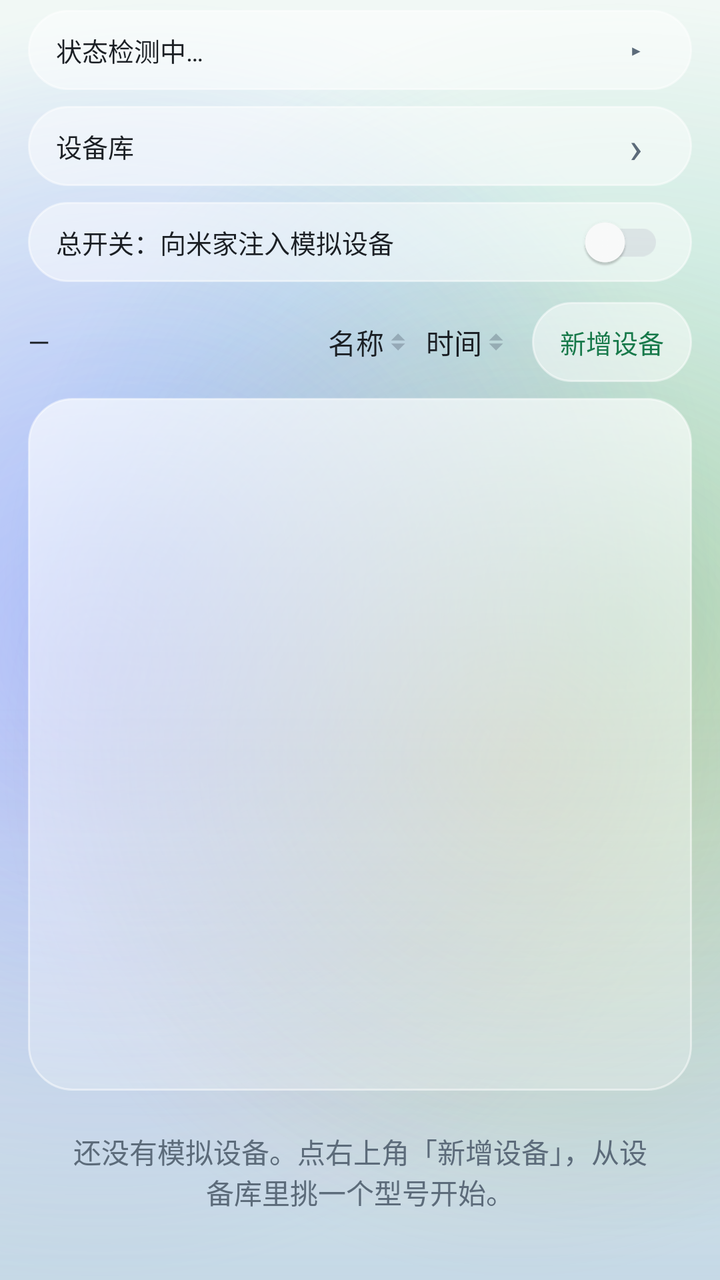
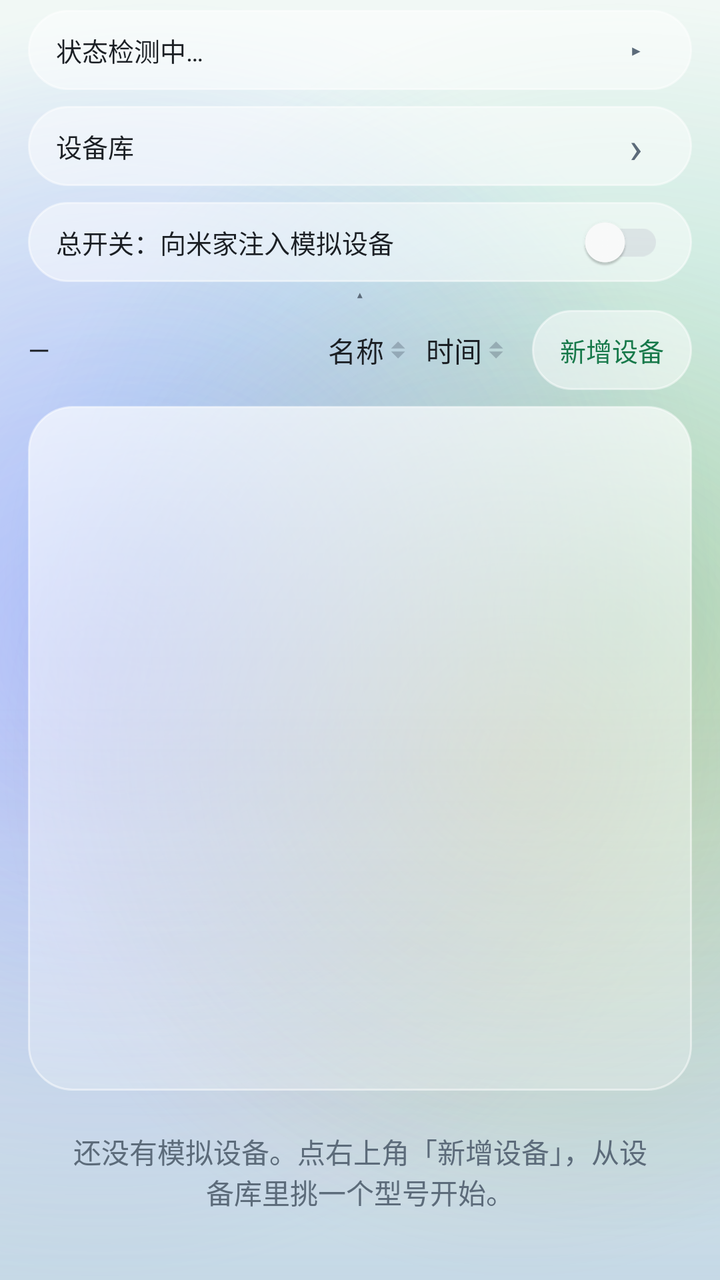

Two renders of the same Android screen: before a commit and after it. Below are the layout's source before the change and the commit's diff.
<!-- AndroidManifest.xml: application theme Theme.MijiaSim -->
<!-- res/layout/activity_main.xml -->
<?xml version="1.0" encoding="utf-8"?>
<LinearLayout xmlns:android="http://schemas.android.com/apk/res/android"
    android:layout_width="match_parent"
    android:layout_height="match_parent"
    android:orientation="vertical"
    android:paddingLeft="14dp"
    android:paddingTop="5dp"
    android:paddingRight="14dp"
    android:paddingBottom="14dp">

    
    <LinearLayout
        android:id="@+id/top_panel"
        android:layout_width="match_parent"
        android:layout_height="wrap_content"
        android:orientation="vertical">

    
    <LinearLayout
        android:id="@+id/status_card"
        android:layout_width="match_parent"
        android:layout_height="wrap_content"
        android:background="@drawable/bg_glass_pill"
        android:orientation="vertical">

        <LinearLayout
            android:id="@+id/status_header"
            android:layout_width="match_parent"
            android:layout_height="40dp"
            android:background="@drawable/bg_pill_ripple"
            android:clickable="true"
            android:focusable="true"
            android:gravity="center_vertical"
            android:orientation="horizontal"
            android:paddingLeft="14dp"
            android:paddingRight="12dp">

            <TextView
                android:id="@+id/status_summary"
                android:layout_width="0dp"
                android:layout_height="wrap_content"
                android:layout_weight="1"
                android:ellipsize="end"
                android:maxLines="1"
                android:text="@string/status_placeholder"
                android:textColor="@color/ink"
                android:textSize="13sp" />

            <TextView
                android:id="@+id/status_toggle"
                android:layout_width="32dp"
                android:layout_height="32dp"
                android:gravity="center"
                android:text="@string/status_arrow_closed"
                android:textColor="@color/ink_muted"
                android:textSize="14sp" />
        </LinearLayout>

        <TextView
            android:id="@+id/status_text"
            android:layout_width="match_parent"
            android:layout_height="wrap_content"
            android:lineSpacingExtra="3dp"
            android:paddingLeft="16dp"
            android:paddingTop="6dp"
            android:paddingRight="16dp"
            android:paddingBottom="16dp"
            android:text="@string/status_placeholder"
            android:textColor="@color/ink"
            android:textSize="13sp"
            android:visibility="gone" />
    </LinearLayout>

    
    <LinearLayout
        android:id="@+id/btn_open_library"
        android:layout_width="match_parent"
        android:layout_height="40dp"
        android:layout_marginTop="8dp"
        android:background="@drawable/bg_glass_pill"
        android:clickable="true"
        android:focusable="true"
        android:gravity="center_vertical"
        android:orientation="horizontal"
        android:paddingLeft="14dp"
        android:paddingRight="12dp">

        <TextView
            android:layout_width="0dp"
            android:layout_height="wrap_content"
            android:layout_weight="1"
            android:ellipsize="end"
            android:maxLines="1"
            android:text="@string/label_model_library_entry"
            android:textColor="@color/ink"
            android:textSize="13sp" />

        <TextView
            android:layout_width="32dp"
            android:layout_height="32dp"
            android:gravity="center"
            android:text="@string/glyph_chevron"
            android:textColor="@color/ink_muted"
            android:textSize="22sp" />
    </LinearLayout>

    <androidx.appcompat.widget.SwitchCompat
        android:id="@+id/switch_inject"
        android:layout_width="match_parent"
        android:layout_height="40dp"
        android:layout_marginTop="8dp"
        android:background="@drawable/bg_glass_pill"
        android:gravity="center_vertical"
        android:paddingLeft="14dp"
        android:paddingRight="14dp"
        android:text="@string/label_master_switch"
        android:textColor="@color/ink"
        android:textSize="13sp" />
    </LinearLayout>

    
    <LinearLayout
        android:layout_width="match_parent"
        android:layout_height="wrap_content"
        android:layout_marginTop="10dp"
        android:gravity="center_vertical"
        android:orientation="horizontal">

        <TextView
            android:id="@+id/device_count"
            android:layout_width="0dp"
            android:layout_height="wrap_content"
            android:layout_marginEnd="6dp"
            android:layout_weight="1"
            android:ellipsize="end"
            android:maxLines="1"
            android:text="@string/count_placeholder"
            android:textColor="@color/ink"
            android:textSize="14sp" />

        
        <TextView
            android:id="@+id/btn_sort_name"
            android:layout_width="wrap_content"
            android:layout_height="wrap_content"
            android:background="@null"
            android:clickable="true"
            android:drawablePadding="1dp"
            android:drawableEnd="@drawable/ic_sort_idle"
            android:focusable="true"
            android:foreground="?attr/selectableItemBackgroundBorderless"
            android:gravity="center_vertical"
            android:paddingLeft="4dp"
            android:paddingTop="8dp"
            android:paddingRight="4dp"
            android:paddingBottom="8dp"
            android:text="@string/sort_name"
            android:textColor="@color/ink"
            android:textSize="14sp" />

        <TextView
            android:id="@+id/btn_sort_time"
            android:layout_width="wrap_content"
            android:layout_height="wrap_content"
            android:background="@null"
            android:clickable="true"
            android:drawablePadding="1dp"
            android:drawableEnd="@drawable/ic_sort_idle"
            android:focusable="true"
            android:foreground="?attr/selectableItemBackgroundBorderless"
            android:gravity="center_vertical"
            android:paddingLeft="4dp"
            android:paddingTop="8dp"
            android:paddingRight="4dp"
            android:paddingBottom="8dp"
            android:text="@string/sort_time"
            android:textColor="@color/ink"
            android:textSize="14sp" />

        <Button
            android:id="@+id/btn_add"
            style="@style/Widget.MijiaSim.Button.Pill"
            android:layout_width="wrap_content"
            android:layout_height="wrap_content"
            android:layout_marginStart="8dp"
            android:text="@string/action_add" />
    </LinearLayout>

    
    <androidx.recyclerview.widget.RecyclerView
        android:id="@+id/device_list"
        android:layout_width="match_parent"
        android:layout_height="0dp"
        android:layout_marginTop="8dp"
        android:layout_weight="1"
        android:background="@drawable/bg_glass_list_faint"
        android:padding="4dp"
        android:scrollbars="vertical" />

    <TextView
        android:id="@+id/empty_hint"
        android:layout_width="match_parent"
        android:layout_height="wrap_content"
        android:gravity="center"
        android:padding="20dp"
        android:text="@string/hint_no_device"
        android:textColor="@color/ink_muted"
        android:textSize="14sp" />

</LinearLayout>
<!-- resources referenced by this layout -->
<resources>
  <color name="ink">#FF1B1F24</color>
  <color name="ink_muted">#FF5C6B7A</color>
  <!-- drawable bg_pill_ripple (drawable) -->
  <?xml version="1.0" encoding="utf-8"?>
  <ripple xmlns:android="http://schemas.android.com/apk/res/android"
      android:color="@color/pill_pressed">
      <item android:id="@android:id/mask">
          <shape android:shape="rectangle">
              <solid android:color="#FFFFFFFF" />
              <corners android:radius="99dp" />
          </shape>
      </item>
  </ripple>
  <string name="action_add">新增设备</string>
  <string name="count_placeholder">—</string>
  <string name="glyph_chevron">›</string>
  <string name="hint_no_device">还没有模拟设备。点右上角「新增设备」，从设备库里挑一个型号开始。</string>
  <string name="label_master_switch">总开关：向米家注入模拟设备</string>
  <string name="label_model_library_entry">设备库</string>
  <string name="sort_name">名称</string>
  <string name="sort_time">时间</string>
  <string name="status_arrow_closed">▸</string>
  <string name="status_placeholder">状态检测中…</string>
  <color name="glass_card_faint_bottom">#3DFFFFFF</color>
  <color name="glass_card_faint_top">#A6FFFFFF</color>
  <color name="glass_stroke">#80FFFFFF</color>
  <color name="pill_pressed">#B3FFFFFF</color>
  <color name="pill_disabled">#40FFFFFF</color>
  <color name="glass_stroke_soft">#4DFFFFFF</color>
  <color name="pill_fill">#80FFFFFF</color>
  <color name="accent">#FF2bb673</color>
  <color name="accent_deep">#FF17794A</color>
  <color name="liquid_sky">#FFD8E7F2</color>
  <style name="ThemeOverlay.MijiaSim.ActionBar" parent="ThemeOverlay.AppCompat.Light">
          <item name="colorControlNormal">@color/ink</item>
          <item name="android:textColorPrimary">@color/ink</item>
      </style>
  <style name="Widget.MijiaSim.PopupMenu.Overflow" parent="Widget.AppCompat.PopupMenu.Overflow">
          <item name="android:popupBackground">@drawable/bg_glass_popup</item>
          <item name="android:popupElevation">10dp</item>
          <item name="overlapAnchor">false</item>
          <item name="android:dropDownVerticalOffset">6dp</item>
      </style>
  <style name="Widget.MijiaSim.PopupMenu" parent="Widget.AppCompat.PopupMenu">
          <item name="android:popupBackground">@drawable/bg_glass_popup</item>
          <item name="android:popupElevation">10dp</item>
      </style>
  <style name="TextAppearance.MijiaSim.PopupMenuItem" parent="TextAppearance.AppCompat.Widget.PopupMenu.Large">
          <item name="android:textColor">@color/ink</item>
          <item name="android:textSize">14sp</item>
      </style>
  <style name="Widget.MijiaSim.Switch" parent="Widget.AppCompat.CompoundButton.Switch">
          <item name="trackTint">@color/switch_track</item>
          <item name="thumbTint">@color/switch_thumb</item>
      </style>
  <style name="TextAppearance.MijiaSim.ActionBar.Title" parent="TextAppearance.AppCompat.Widget.ActionBar.Title">
          <item name="android:textColor">@color/ink</item>
          <item name="android:textSize">20sp</item>
          <item name="android:textStyle">bold</item>
          <item name="android:letterSpacing">0.01</item>
      </style>
  <style name="TextAppearance.MijiaSim.ActionBar.Subtitle" parent="TextAppearance.AppCompat.Widget.ActionBar.Subtitle">
          <item name="android:textColor">@color/ink_muted</item>
      </style>
  <!-- drawable bg_glass_dialog (drawable) -->
  <?xml version="1.0" encoding="utf-8"?>
  <shape xmlns:android="http://schemas.android.com/apk/res/android"
      android:shape="rectangle">
      <solid android:color="@color/dialog_fill" />
      <corners android:radius="28dp" />
      <stroke
          android:width="1dp"
          android:color="@color/glass_stroke" />
  </shape>
  <color name="dialog_fill">#F7FFFFFF</color>
  <color name="popup_bottom">#FFF6FAFF</color>
  <color name="popup_top">#FFFFFFFF</color>
  <color name="glass_divider">#14000000</color>
  <!-- unchanged entries left out for length: 9 -->
</resources>

<!-- the commit's change to res/layout/activity_main.xml (unified diff, before → after) -->
@@ -119,10 +119,24 @@
     </LinearLayout>
 
     
-    <LinearLayout
-        android:layout_width="match_parent"
-        android:layout_height="wrap_content"
-        android:layout_marginTop="10dp"
+    <TextView
+        android:id="@+id/btn_toggle_top"
+        android:layout_width="match_parent"
+        android:layout_height="12dp"
+        android:background="?attr/selectableItemBackgroundBorderless"
+        android:clickable="true"
+        android:focusable="true"
+        android:gravity="center"
+        android:includeFontPadding="false"
+        android:text="@string/glyph_arrow_up"
+        android:textColor="@color/ink_muted"
+        android:textSize="9sp" />
+
+    
+    <LinearLayout
+        android:layout_width="match_parent"
+        android:layout_height="wrap_content"
+        android:layout_marginTop="2dp"
         android:gravity="center_vertical"
         android:orientation="horizontal">
 
<!-- resource entries referenced after the edit -->
@@ -15,6 +15,7 @@
   </ripple>
   <string name="action_add">新增设备</string>
   <string name="count_placeholder">—</string>
+  <string name="glyph_arrow_up">▴</string>
   <string name="glyph_chevron">›</string>
   <string name="hint_no_device">还没有模拟设备。点右上角「新增设备」，从设备库里挑一个型号开始。</string>
   <string name="label_master_switch">总开关：向米家注入模拟设备</string>
